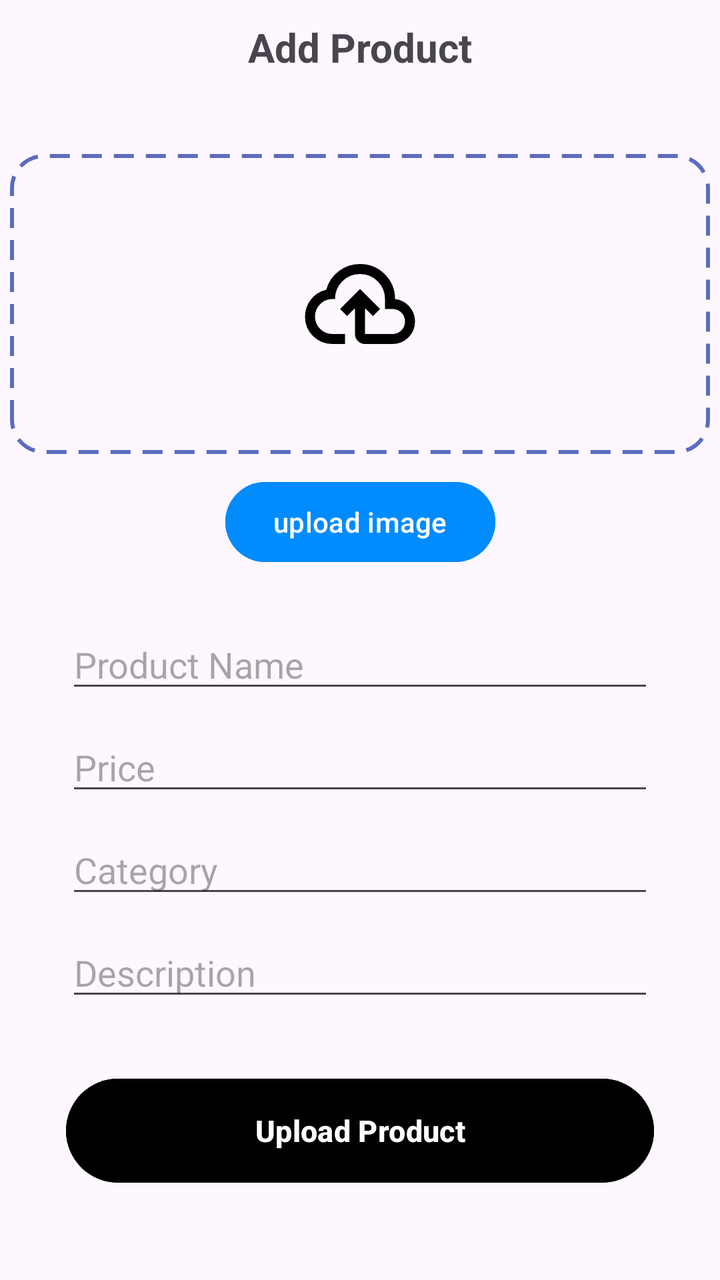
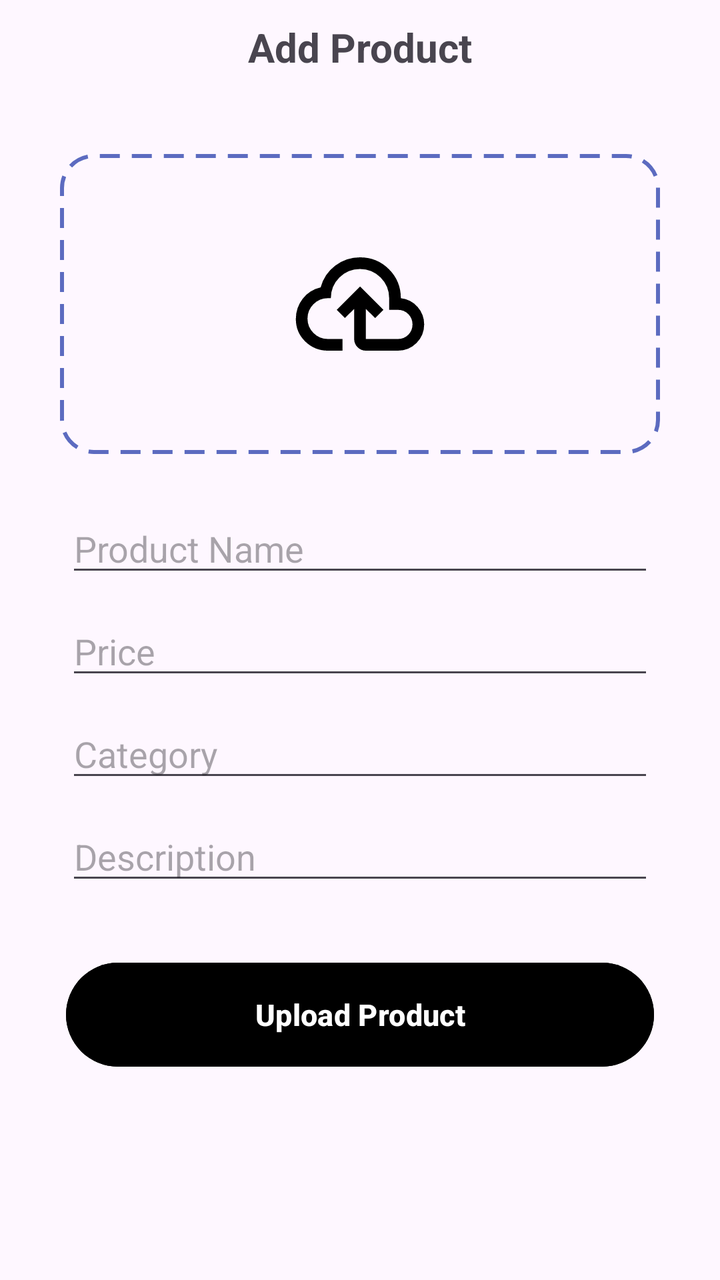

Before-and-after screenshots of an Android layout around one commit, followed by the original layout XML and the change that was made.
<!-- AndroidManifest.xml: application theme Theme.ECommerceFitIn -->
<!-- res/layout/fragment_add.xml -->
<?xml version="1.0" encoding="utf-8"?>
<androidx.constraintlayout.widget.ConstraintLayout xmlns:android="http://schemas.android.com/apk/res/android"
    xmlns:app="http://schemas.android.com/apk/res-auto"
    xmlns:tools="http://schemas.android.com/tools"
    android:layout_width="match_parent"
    android:layout_height="match_parent"
    tools:context=".AddFragment">

    
    <TextView
        android:id="@+id/textView"
        android:layout_width="wrap_content"
        android:layout_height="wrap_content"
        android:layout_marginTop="10dp"
        android:text="Add Product"
        android:textSize="20sp"
        android:textStyle="bold"
        app:layout_constraintEnd_toEndOf="parent"
        app:layout_constraintStart_toStartOf="parent"
        app:layout_constraintTop_toTopOf="parent" />

    <LinearLayout
        android:id="@+id/uploadCard"
        android:layout_width="350dp"
        android:layout_height="150dp"
        android:layout_marginTop="40dp"
        android:background="@drawable/borderupload"
        android:gravity="center"
        android:orientation="vertical"
        app:layout_constraintEnd_toEndOf="parent"
        app:layout_constraintStart_toStartOf="parent"
        app:layout_constraintTop_toBottomOf="@+id/textView">

        <ImageView
            android:id="@+id/ivPreview"
            android:layout_width="150dp"
            android:layout_height="150dp"
            android:padding="45dp"
            android:scaleType="centerCrop"
            app:layout_constraintEnd_toEndOf="parent"
            app:layout_constraintStart_toStartOf="parent"
            app:layout_constraintTop_toBottomOf="@+id/textView"
            app:srcCompat="@drawable/upload" />
    </LinearLayout>

    <Button
        android:id="@+id/btnSelect"
        android:layout_width="wrap_content"
        android:layout_height="wrap_content"
        android:backgroundTint="#008BFF"
        android:layout_marginTop="10dp"
        android:text="upload image"
        android:textColor="@color/white"
        app:layout_constraintEnd_toEndOf="parent"
        app:layout_constraintStart_toStartOf="parent"
        app:layout_constraintTop_toBottomOf="@+id/uploadCard" />


    <EditText
        android:id="@+id/editTextPrice"
        android:layout_width="wrap_content"
        android:layout_height="wrap_content"
        android:ems="14"
        android:hint="Price"
        android:layout_marginTop="10dp"
        android:inputType="text"
        app:layout_constraintEnd_toEndOf="parent"
        app:layout_constraintStart_toStartOf="parent"
        app:layout_constraintTop_toBottomOf="@+id/editTextName" />

    <EditText
        android:id="@+id/editTextName"
        android:layout_width="wrap_content"
        android:layout_height="wrap_content"
        android:layout_marginTop="25dp"
        android:ems="14"
        android:hint="Product Name"
        android:inputType="text"
        app:layout_constraintEnd_toEndOf="parent"
        app:layout_constraintStart_toStartOf="parent"
        app:layout_constraintTop_toBottomOf="@+id/btnSelect" />

    <EditText
        android:id="@+id/editTextCategory"
        android:layout_width="wrap_content"
        android:layout_height="wrap_content"
        android:layout_marginTop="10dp"
        android:ems="14"
        android:hint="Category"
        android:inputType="text"
        app:layout_constraintEnd_toEndOf="parent"
        app:layout_constraintStart_toStartOf="parent"
        app:layout_constraintTop_toBottomOf="@+id/editTextPrice" />

    <EditText
        android:id="@+id/editTextDescription"
        android:layout_width="wrap_content"
        android:layout_height="wrap_content"
        android:layout_marginTop="10dp"
        android:ems="14"
        android:hint="Description"
        android:inputType="text"
        app:layout_constraintEnd_toEndOf="parent"
        app:layout_constraintStart_toStartOf="parent"
        app:layout_constraintTop_toBottomOf="@+id/editTextCategory" />

    <Button
        android:id="@+id/btnUpload"
        android:layout_width="0dp"
        android:layout_height="60dp"
        android:layout_marginTop="30dp"
        android:backgroundTint="@color/black"
        android:text="Upload Product"
        android:textColor="@color/white"
        android:textStyle="bold"
        android:textSize="15dp"
        app:layout_constraintEnd_toEndOf="@+id/editTextDescription"
        app:layout_constraintStart_toStartOf="@+id/editTextDescription"
        app:layout_constraintTop_toBottomOf="@+id/editTextDescription" />
</androidx.constraintlayout.widget.ConstraintLayout>
<!-- resources referenced by this layout -->
<resources>
  <color name="black">#FF000000</color>
  <color name="white">#FFFFFFFF</color>
  <!-- drawable borderupload (drawable) -->
  <?xml version="1.0" encoding="utf-8"?>
  <shape xmlns:android="http://schemas.android.com/apk/res/android"
      android:shape="rectangle">
  
      
      <corners android:radius="16dp"/>
  
      
      <stroke
          android:width="2dp"
          android:color="#5C6BC0"
          android:dashWidth="10dp"
          android:dashGap="6dp"/>
  
  </shape>
  <!-- drawable upload (drawable) -->
  <vector xmlns:android="http://schemas.android.com/apk/res/android" android:height="24dp" android:tint="#000000" android:viewportHeight="960" android:viewportWidth="960" android:width="24dp">
        
      <path android:fillColor="@android:color/white" android:pathData="M260,800Q169,800 104.5,737Q40,674 40,583Q40,505 87,444Q134,383 210,366Q235,274 310,217Q385,160 480,160Q597,160 678.5,241.5Q760,323 760,440L760,440L760,440Q829,448 874.5,499.5Q920,551 920,620Q920,695 867.5,747.5Q815,800 740,800L520,800Q487,800 463.5,776.5Q440,753 440,720L440,514L376,576L320,520L480,360L640,520L584,576L520,514L520,720Q520,720 520,720Q520,720 520,720L740,720Q782,720 811,691Q840,662 840,620Q840,578 811,549Q782,520 740,520L680,520L680,440Q680,357 621.5,298.5Q563,240 480,240Q397,240 338.5,298.5Q280,357 280,440L260,440Q202,440 161,481Q120,522 120,580Q120,638 161,679Q202,720 260,720L360,720L360,800L260,800ZM480,520L480,520L480,520Q480,520 480,520Q480,520 480,520L480,520L480,520Q480,520 480,520Q480,520 480,520L480,520Q480,520 480,520Q480,520 480,520L480,520Q480,520 480,520Q480,520 480,520Q480,520 480,520Q480,520 480,520L480,520L480,520Q480,520 480,520Q480,520 480,520Q480,520 480,520Q480,520 480,520L480,520Q480,520 480,520Q480,520 480,520Q480,520 480,520Q480,520 480,520L480,520Z"/>
  
  </vector>
  <style name="Theme.ECommerceFitIn" parent="Base.Theme.ECommerceFitIn" />
  <style name="Base.Theme.ECommerceFitIn" parent="Theme.Material3.DayNight.NoActionBar">
          
          
      </style>
</resources>

<!-- the commit's change to res/layout/fragment_add.xml (unified diff, before → after) -->
@@ -20,8 +20,8 @@
         app:layout_constraintTop_toTopOf="parent" />
 
     <LinearLayout
-        android:id="@+id/uploadCard"
-        android:layout_width="350dp"
+        android:id="@+id/uploadImageCard"
+        android:layout_width="300dp"
         android:layout_height="150dp"
         android:layout_marginTop="40dp"
         android:background="@drawable/borderupload"
@@ -35,7 +35,7 @@
             android:id="@+id/ivPreview"
             android:layout_width="150dp"
             android:layout_height="150dp"
-            android:padding="45dp"
+            android:padding="40dp"
             android:scaleType="centerCrop"
             app:layout_constraintEnd_toEndOf="parent"
             app:layout_constraintStart_toStartOf="parent"
@@ -43,17 +43,7 @@
             app:srcCompat="@drawable/upload" />
     </LinearLayout>
 
-    <Button
-        android:id="@+id/btnSelect"
-        android:layout_width="wrap_content"
-        android:layout_height="wrap_content"
-        android:backgroundTint="#008BFF"
-        android:layout_marginTop="10dp"
-        android:text="upload image"
-        android:textColor="@color/white"
-        app:layout_constraintEnd_toEndOf="parent"
-        app:layout_constraintStart_toStartOf="parent"
-        app:layout_constraintTop_toBottomOf="@+id/uploadCard" />
+
 
 
     <EditText
@@ -78,7 +68,7 @@
         android:inputType="text"
         app:layout_constraintEnd_toEndOf="parent"
         app:layout_constraintStart_toStartOf="parent"
-        app:layout_constraintTop_toBottomOf="@+id/btnSelect" />
+        app:layout_constraintTop_toBottomOf="@+id/uploadImageCard" />
 
     <EditText
         android:id="@+id/editTextCategory"
<!-- resource entries referenced after the edit -->
@@ -21,7 +21,7 @@
   <!-- drawable upload (drawable) -->
   <vector xmlns:android="http://schemas.android.com/apk/res/android" android:height="24dp" android:tint="#000000" android:viewportHeight="960" android:viewportWidth="960" android:width="24dp">
         
-      <path android:fillColor="@android:color/white" android:pathData="M260,800Q169,800 104.5,737Q40,674 40,583Q40,505 87,444Q134,383 210,366Q235,274 310,217Q385,160 480,160Q597,160 678.5,241.5Q760,323 760,440L760,440L760,440Q829,448 874.5,499.5Q920,551 920,620Q920,695 867.5,747.5Q815,800 740,800L520,800Q487,800 463.5,776.5Q440,753 440,720L440,514L376,576L320,520L480,360L640,520L584,576L520,514L520,720Q520,720 520,720Q520,720 520,720L740,720Q782,720 811,691Q840,662 840,620Q840,578 811,549Q782,520 740,520L680,520L680,440Q680,357 621.5,298.5Q563,240 480,240Q397,240 338.5,298.5Q280,357 280,440L260,440Q202,440 161,481Q120,522 120,580Q120,638 161,679Q202,720 260,720L360,720L360,800L260,800ZM480,520L480,520L480,520Q480,520 480,520Q480,520 480,520L480,520L480,520Q480,520 480,520Q480,520 480,520L480,520Q480,520 480,520Q480,520 480,520L480,520Q480,520 480,520Q480,520 480,520Q480,520 480,520Q480,520 480,520L480,520L480,520Q480,520 480,520Q480,520 480,520Q480,520 480,520Q480,520 480,520L480,520Q480,520 480,520Q480,520 480,520Q480,520 480,520Q480,520 480,520L480,520Z"/>
+      <path android:fillColor="@android:color/white" android:pathData="M260,800Q169,800 104.5,737Q40,674 40,583Q40,505 87,444Q134,383 210,366Q235,274 310,217Q385,160 480,160Q597,160 678.5,241.5Q760,323 760,440L760,440L760,440Q829,448 874.5,499.5Q920,551 920,620Q920,695 867.5,747.5Q815,800 740,800L520,800Q487,800 463.5,776.5Q440,753 440,720L440,514L376,576L320,520L480,360L640,520L584,576L520,514L520,720Q520,720 520,720Q520,720 520,720L740,720Q782,720 811,691Q840,662 840,620Q840,578 811,549Q782,520 740,520L680,520L680,440Q680,357 621.5,298.5Q563,240 480,240Q397,240 338.5,298.5Q280,357 280,440L260,440Q202,440 161,481Q120,522 120,580Q120,638 161,679Q202,720 260,720L360,720L360,800L260,800ZM480,520L480,520L480,520Q480,520 480,520Q480,520 480,520L480,520L480,520Q480,520 480,520Q480,520 480,520L480,520Q480,520 480,520Q480,520 480,520L480,520Q480,520 480,520Q480,520 480,520Q480,520 480,520Q480,520 480,520L480,520L480,520Q480,520 480,520Q480,520 480,520Q480,520 480,520Q480,520 480,520L480,520Q480,520 480,520Q480,520 480,520Q480,520 480,520Q480,520 480,520L480,520Z" />
   
   </vector>
   <style name="Theme.ECommerceFitIn" parent="Base.Theme.ECommerceFitIn" />
